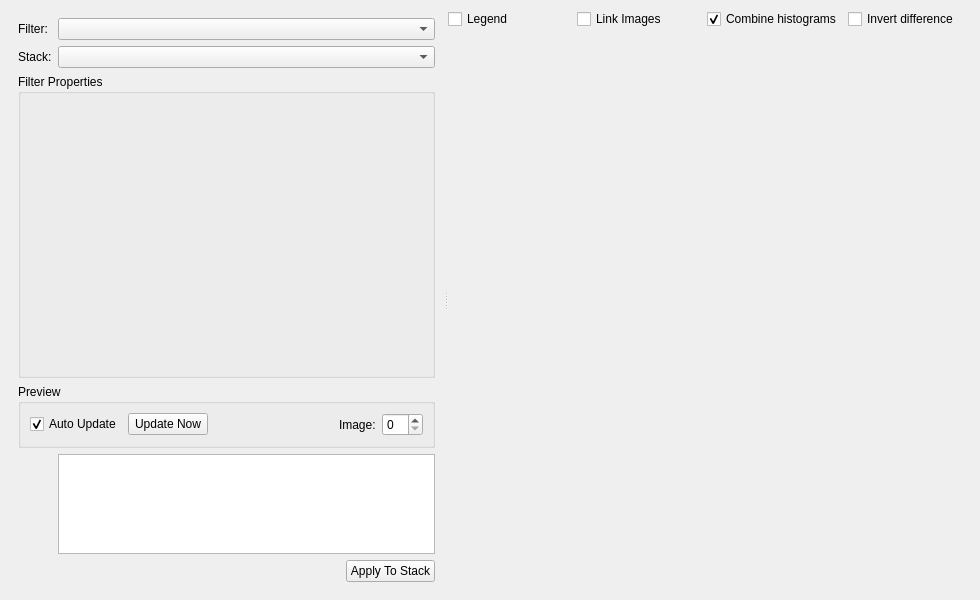
Old version of the form mantidimaging/gui/ui/filters_window.ui in the repository mantidproject/mantidimaging.
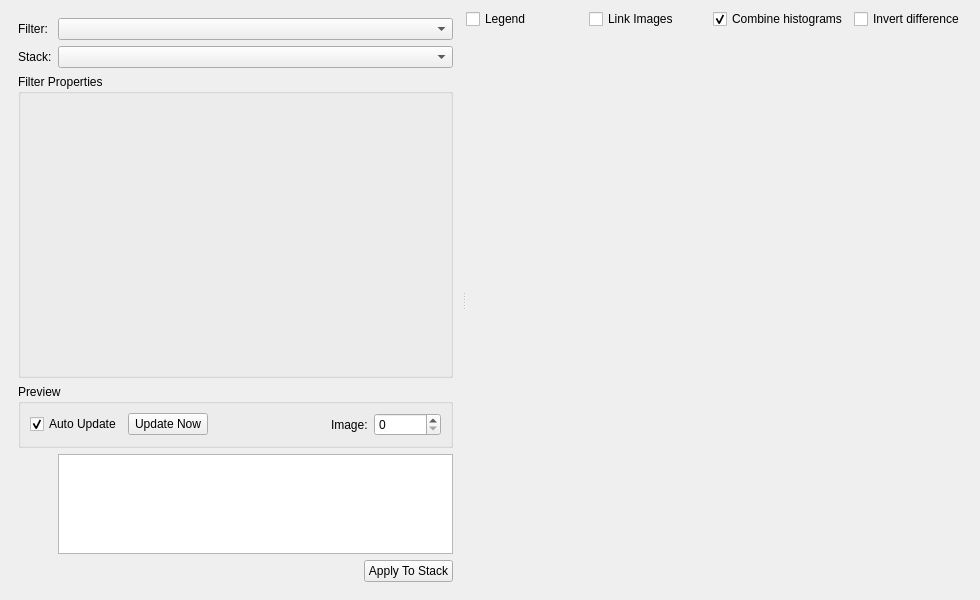
New version of the form. Custom widgets are drawn as their Qt base class.

```diff
--- a/mantidimaging/gui/ui/filters_window.ui
+++ b/mantidimaging/gui/ui/filters_window.ui
@@ -136,7 +136,11 @@
               </widget>
              </item>
              <item>
-              <widget class="QSpinBox" name="previewImageIndex"/>
+              <widget class="QSpinBox" name="previewImageIndex">
+               <property name="maximum">
+                <number>9999999</number>
+               </property>
+              </widget>
              </item>
             </layout>
            </widget>
```
